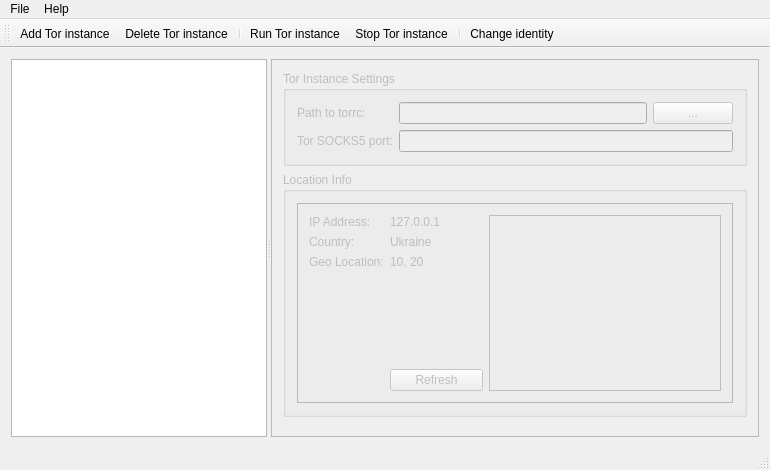
The window that torrifywindow.ui (ashenwolf/torrify) describes before a commit, drawn with Qt 5.
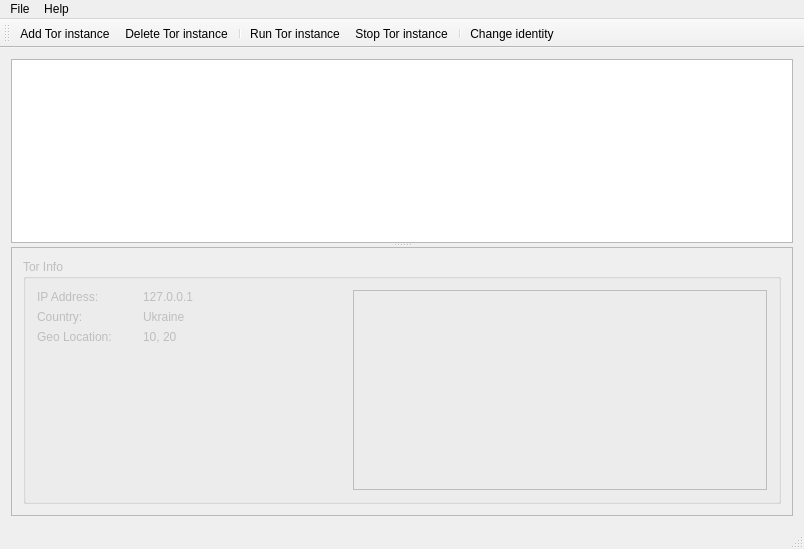
The same window after the commit. Icons and pictures are not drawn.

Patch:
```diff
--- a/torrifywindow.ui
+++ b/torrifywindow.ui
@@ -6,8 +6,8 @@
    <rect>
     <x>0</x>
     <y>0</y>
-    <width>770</width>
-    <height>470</height>
+    <width>804</width>
+    <height>549</height>
    </rect>
   </property>
   <property name="windowTitle">
@@ -18,15 +18,30 @@
     <item>
      <widget class="QSplitter" name="splitter">
       <property name="orientation">
-       <enum>Qt::Horizontal</enum>
+       <enum>Qt::Vertical</enum>
       </property>
       <widget class="QTreeView" name="treeView">
        <property name="sizePolicy">
         <sizepolicy hsizetype="Minimum" vsizetype="Minimum">
          <horstretch>0</horstretch>
-         <verstretch>0</verstretch>
+         <verstretch>1</verstretch>
         </sizepolicy>
        </property>
+       <property name="minimumSize">
+        <size>
+         <width>0</width>
+         <height>100</height>
+        </size>
+       </property>
+       <property name="rootIsDecorated">
+        <bool>false</bool>
+       </property>
+       <property name="uniformRowHeights">
+        <bool>true</bool>
+       </property>
+       <property name="itemsExpandable">
+        <bool>false</bool>
+       </property>
       </widget>
       <widget class="QFrame" name="settingsFrame">
        <property name="enabled">
@@ -45,62 +60,10 @@
         <enum>QFrame::Raised</enum>
        </property>
        <layout class="QVBoxLayout" name="verticalLayout">
-        <item>
-         <widget class="QGroupBox" name="settingsBox">
-          <property name="title">
-           <string>Tor Instance Settings</string>
-          </property>
-          <layout class="QFormLayout" name="formLayout">
-           <item row="0" column="0">
-            <widget class="QLabel" name="torrcLabel">
-             <property name="text">
-              <string>Path to torrc:</string>
-             </property>
-            </widget>
-           </item>
-           <item row="0" column="1">
-            <layout class="QHBoxLayout" name="horizontalLayout">
-             <item>
-              <widget class="QLineEdit" name="torrcPath"/>
-             </item>
-             <item>
-              <widget class="QPushButton" name="browseButton">
-               <property name="minimumSize">
-                <size>
-                 <width>24</width>
-                 <height>4</height>
-                </size>
-               </property>
-               <property name="text">
-                <string>...</string>
-               </property>
-               <property name="default">
-                <bool>false</bool>
-               </property>
-               <property name="flat">
-                <bool>false</bool>
-               </property>
-              </widget>
-             </item>
-            </layout>
-           </item>
-           <item row="1" column="0">
-            <widget class="QLabel" name="portLabel">
-             <property name="text">
-              <string>Tor SOCKS5 port:</string>
-             </property>
-            </widget>
-           </item>
-           <item row="1" column="1">
-            <widget class="QLineEdit" name="portEdit"/>
-           </item>
-          </layout>
-         </widget>
-        </item>
         <item>
          <widget class="QGroupBox" name="locationBox">
           <property name="title">
-           <string>Location Info</string>
+           <string>Tor Info</string>
           </property>
           <layout class="QHBoxLayout" name="horizontalLayout_2">
            <item>
@@ -118,12 +81,27 @@
               </size>
              </property>
              <property name="frameShape">
-              <enum>QFrame::StyledPanel</enum>
+              <enum>QFrame::NoFrame</enum>
              </property>
              <property name="frameShadow">
-              <enum>QFrame::Raised</enum>
+              <enum>QFrame::Plain</enum>
+             </property>
+             <property name="lineWidth">
+              <number>0</number>
              </property>
              <layout class="QHBoxLayout" name="horizontalLayout_4" stretch="3,4">
+              <property name="leftMargin">
+               <number>0</number>
+              </property>
+              <property name="topMargin">
+               <number>0</number>
+              </property>
+              <property name="rightMargin">
+               <number>0</number>
+              </property>
+              <property name="bottomMargin">
+               <number>0</number>
+              </property>
               <item>
                <layout class="QFormLayout" name="formLayout_2">
                 <property name="fieldGrowthPolicy">
@@ -174,23 +152,16 @@
                 <item row="3" column="0">
                  <spacer name="verticalSpacer_2">
                   <property name="orientation">
-                   <enum>Qt::Vertical</enum>
+                   <enum>Qt::Horizontal</enum>
                   </property>
                   <property name="sizeHint" stdset="0">
                    <size>
-                    <width>20</width>
-                    <height>80</height>
+                    <width>100</width>
+                    <height>20</height>
                    </size>
                   </property>
                  </spacer>
                 </item>
-                <item row="4" column="1">
-                 <widget class="QPushButton" name="refreshButton">
-                  <property name="text">
-                   <string>Refresh</string>
-                  </property>
-                 </widget>
-                </item>
                </layout>
               </item>
               <item>
@@ -201,6 +172,9 @@
                 <property name="text">
                  <string/>
                 </property>
+                <property name="alignment">
+                 <set>Qt::AlignCenter</set>
+                </property>
                </widget>
               </item>
              </layout>
@@ -209,19 +183,6 @@
           </layout>
          </widget>
         </item>
-        <item>
-         <spacer name="verticalSpacer">
-          <property name="orientation">
-           <enum>Qt::Vertical</enum>
-          </property>
-          <property name="sizeHint" stdset="0">
-           <size>
-            <width>20</width>
-            <height>62</height>
-           </size>
-          </property>
-         </spacer>
-        </item>
        </layout>
       </widget>
      </widget>
@@ -233,7 +194,7 @@
     <rect>
      <x>0</x>
      <y>0</y>
-     <width>770</width>
+     <width>804</width>
      <height>21</height>
     </rect>
    </property>
```
Left out of the diff: 44 changed lines with no effect on the pictures.
